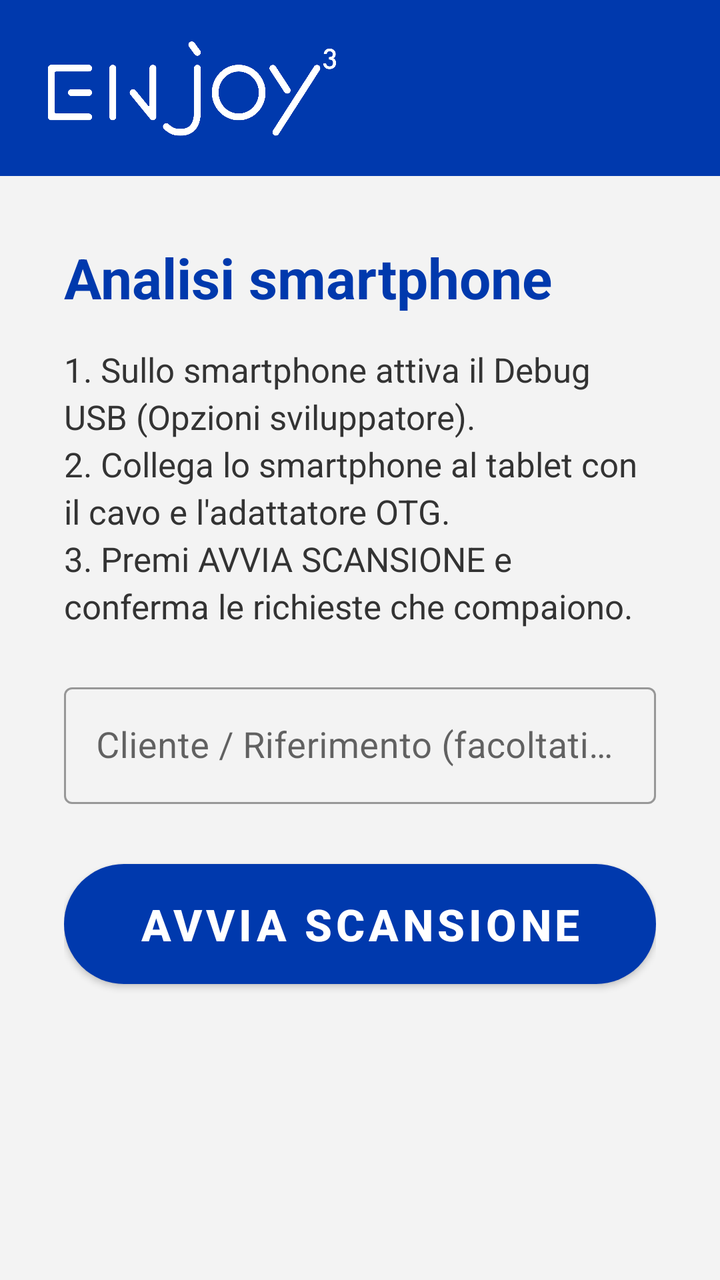
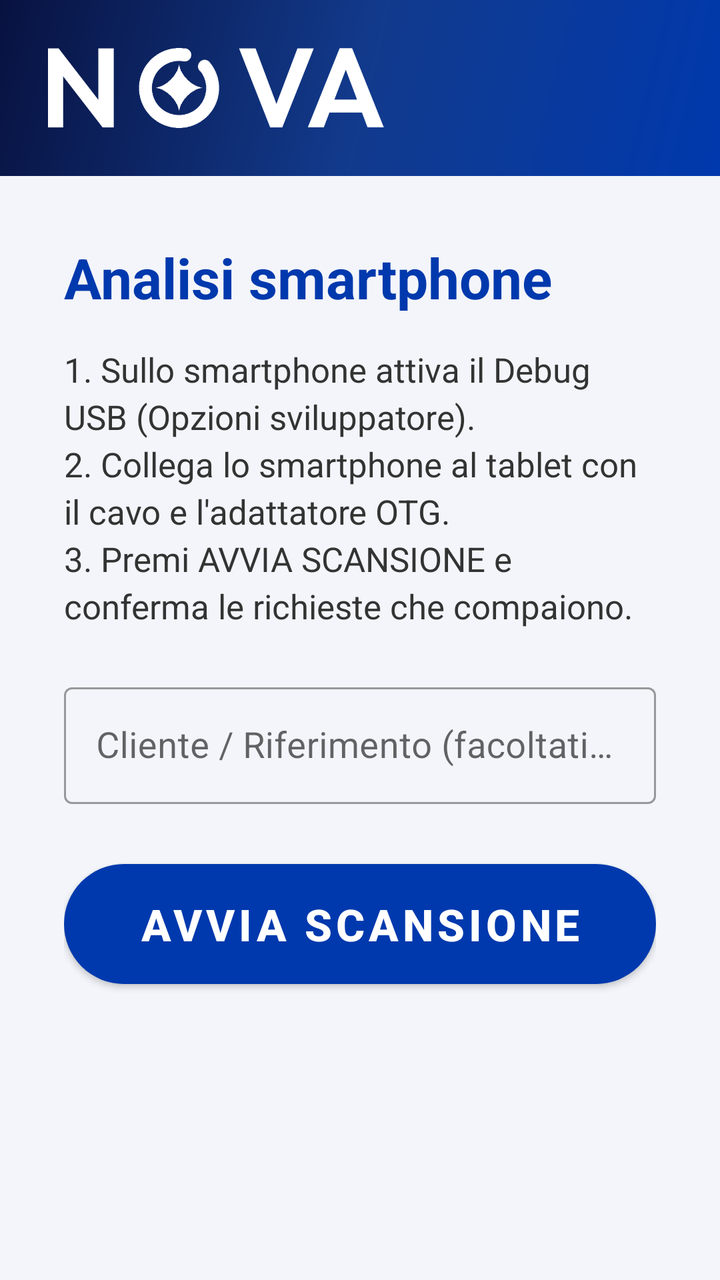

An Android layout rendered at two revisions. The XML below is the earlier revision; the diff shows what the commit changed to produce the second picture.
<!-- AndroidManifest.xml: application theme Theme.EnjoyCube -->
<!-- res/layout/activity_scan.xml -->
<?xml version="1.0" encoding="utf-8"?>
<LinearLayout xmlns:android="http://schemas.android.com/apk/res/android"
    xmlns:app="http://schemas.android.com/apk/res-auto"
    android:layout_width="match_parent"
    android:layout_height="match_parent"
    android:orientation="vertical">

    <FrameLayout
        android:layout_width="match_parent"
        android:layout_height="88dp"
        android:background="@color/enjoy_blue">
        <ImageView
            android:layout_width="wrap_content"
            android:layout_height="48dp"
            android:layout_gravity="center_vertical"
            android:layout_marginStart="24dp"
            android:adjustViewBounds="true"
            android:contentDescription="Enjoy Cube"
            android:src="@drawable/logo_white" />
    </FrameLayout>

    <ScrollView
        android:layout_width="match_parent"
        android:layout_height="match_parent">

        <LinearLayout
            android:layout_width="match_parent"
            android:layout_height="wrap_content"
            android:orientation="vertical"
            android:padding="32dp">

            <TextView
                android:layout_width="wrap_content"
                android:layout_height="wrap_content"
                android:text="Analisi smartphone"
                android:textColor="@color/enjoy_blue"
                android:textSize="28sp"
                android:textStyle="bold" />

            <TextView
                android:layout_width="match_parent"
                android:layout_height="wrap_content"
                android:layout_marginTop="16dp"
                android:lineSpacingExtra="4dp"
                android:text="1. Sullo smartphone attiva il Debug USB (Opzioni sviluppatore).\n2. Collega lo smartphone al tablet con il cavo e l'adattatore OTG.\n3. Premi AVVIA SCANSIONE e conferma le richieste che compaiono."
                android:textColor="#333333"
                android:textSize="17sp" />

            <com.google.android.material.textfield.TextInputLayout
                style="@style/Widget.MaterialComponents.TextInputLayout.OutlinedBox"
                android:layout_width="match_parent"
                android:layout_height="wrap_content"
                android:layout_marginTop="24dp"
                android:hint="Cliente / Riferimento (facoltativo)">
                <com.google.android.material.textfield.TextInputEditText
                    android:id="@+id/customer"
                    android:layout_width="match_parent"
                    android:layout_height="wrap_content"
                    android:inputType="textCapWords"
                    android:textSize="18sp" />
            </com.google.android.material.textfield.TextInputLayout>

            <com.google.android.material.button.MaterialButton
                android:id="@+id/startScan"
                android:layout_width="match_parent"
                android:layout_height="72dp"
                android:layout_marginTop="24dp"
                android:text="AVVIA SCANSIONE"
                android:textSize="22sp"
                android:textStyle="bold"
                app:cornerRadius="36dp" />

            <ProgressBar
                android:id="@+id/progress"
                android:layout_width="48dp"
                android:layout_height="48dp"
                android:layout_gravity="center_horizontal"
                android:layout_marginTop="24dp"
                android:visibility="gone" />

            <TextView
                android:id="@+id/status"
                android:layout_width="match_parent"
                android:layout_height="wrap_content"
                android:layout_marginTop="16dp"
                android:gravity="center_horizontal"
                android:textColor="#222222"
                android:textSize="18sp" />
        </LinearLayout>
    </ScrollView>
</LinearLayout>
<!-- resources referenced by this layout -->
<resources>
  <color name="enjoy_blue">#0039AD</color>
  <!-- drawable logo_white: png bitmap (drawable-nodpi, 32305 bytes) -->
  <style name="Theme.EnjoyCube" parent="Theme.MaterialComponents.Light.NoActionBar">
          <item name="colorPrimary">@color/enjoy_blue</item>
          <item name="colorPrimaryVariant">@color/enjoy_blue_dark</item>
          <item name="colorSecondary">@color/enjoy_blue</item>
          <item name="android:statusBarColor">@color/enjoy_blue</item>
          <item name="android:windowBackground">@color/enjoy_bg</item>
      </style>
  <color name="enjoy_blue_dark">#002A80</color>
  <color name="enjoy_bg">#F3F3F3</color>
</resources>

<!-- the commit's change to res/layout/activity_scan.xml (unified diff, before → after) -->
@@ -8,15 +8,15 @@
     <FrameLayout
         android:layout_width="match_parent"
         android:layout_height="88dp"
-        android:background="@color/enjoy_blue">
+        android:background="@drawable/bg_nova">
         <ImageView
             android:layout_width="wrap_content"
-            android:layout_height="48dp"
+            android:layout_height="40dp"
             android:layout_gravity="center_vertical"
             android:layout_marginStart="24dp"
             android:adjustViewBounds="true"
-            android:contentDescription="Enjoy Cube"
-            android:src="@drawable/logo_white" />
+            android:contentDescription="NOVA"
+            android:src="@drawable/nova_wordmark" />
     </FrameLayout>
 
     <ScrollView
<!-- resource entries referenced after the edit -->
@@ -1,15 +1,26 @@
 <!-- resources referenced by this layout -->
 <resources>
   <color name="enjoy_blue">#0039AD</color>
-  <!-- drawable logo_white: png bitmap (drawable-nodpi, 32305 bytes) -->
+  <!-- drawable bg_nova (drawable) -->
+  <?xml version="1.0" encoding="utf-8"?>
+  <shape xmlns:android="http://schemas.android.com/apk/res/android">
+      <gradient
+          android:angle="315"
+          android:startColor="@color/nova_dark"
+          android:centerColor="#123A8C"
+          android:endColor="@color/enjoy_blue"
+          android:type="linear" />
+  </shape>
+  <!-- drawable nova_wordmark: png bitmap (drawable-nodpi, 30520 bytes) -->
   <style name="Theme.EnjoyCube" parent="Theme.MaterialComponents.Light.NoActionBar">
           <item name="colorPrimary">@color/enjoy_blue</item>
-          <item name="colorPrimaryVariant">@color/enjoy_blue_dark</item>
-          <item name="colorSecondary">@color/enjoy_blue</item>
-          <item name="android:statusBarColor">@color/enjoy_blue</item>
+          <item name="colorPrimaryVariant">@color/nova_dark</item>
+          <item name="colorSecondary">@color/nova_accent</item>
+          <item name="android:statusBarColor">@color/nova_dark</item>
           <item name="android:windowBackground">@color/enjoy_bg</item>
       </style>
-  <color name="enjoy_blue_dark">#002A80</color>
-  <color name="enjoy_bg">#F3F3F3</color>
+  <color name="nova_dark">#081240</color>
+  <color name="nova_accent">#50B4FF</color>
+  <color name="enjoy_bg">#F3F5FA</color>
 </resources>
 
